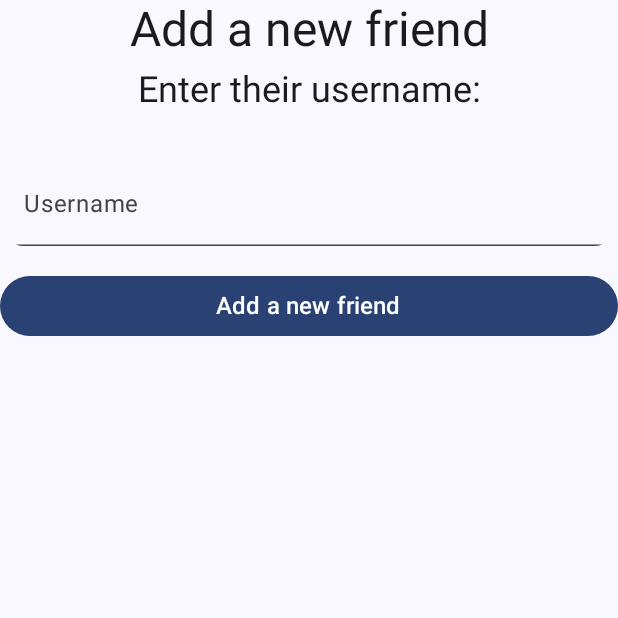
After one commit to lanjingli/Time2Gather, an Android app built with Jetpack Compose: the composable FriendRegisterScreen shown on its own in the app's theme, on a phone screen of 412 x 824 dp, the top half of it. The commit adds this screen. Run offline under Robolectric (Android 15) with nearby library versions, the phone set to English and light mode, and no system bars.

Commit message:
added simple friend registration screen

```diff
--- /dev/null
+++ b/app/src/main/java/com/example/ece_452_project/ui/FriendRegisterScreen.kt
@@ -0,0 +1,85 @@
+package com.example.ece_452_project.ui
+
+import androidx.compose.foundation.layout.Arrangement
+import androidx.compose.foundation.layout.Column
+import androidx.compose.foundation.layout.Spacer
+import androidx.compose.foundation.layout.fillMaxSize
+import androidx.compose.foundation.layout.fillMaxWidth
+import androidx.compose.foundation.layout.height
+import androidx.compose.foundation.layout.padding
+import androidx.compose.foundation.text.KeyboardOptions
+import androidx.compose.material3.Button
+import androidx.compose.material3.ExperimentalMaterial3Api
+import androidx.compose.material3.MaterialTheme
+import androidx.compose.material3.Text
+import androidx.compose.material3.TextField
+import androidx.compose.material3.TextFieldDefaults
+import androidx.compose.runtime.Composable
+import androidx.compose.ui.Alignment
+import androidx.compose.ui.Modifier
+import androidx.compose.ui.res.stringResource
+import androidx.compose.ui.text.input.KeyboardType
+import androidx.compose.ui.text.input.PasswordVisualTransformation
+import androidx.compose.ui.tooling.preview.Preview
+import androidx.compose.ui.unit.dp
+import androidx.compose.ui.unit.sp
+import com.example.ece_452_project.R
+
+/**
+ * Composable for adding a new friend
+ */
+@OptIn(ExperimentalMaterial3Api::class)
+@Composable
+fun FriendRegisterScreen(
+    modifier: Modifier = Modifier,
+    usernameText: String = "",
+    onUsernameChange: (String) -> Unit,
+    onSignupButtonClicked: () -> Unit
+) {
+    Column(
+        modifier = modifier,
+        verticalArrangement = Arrangement.Center,
+        horizontalAlignment = Alignment.CenterHorizontally
+    ) {
+        Text(
+            text = stringResource(R.string.add_new_friend),
+            style = MaterialTheme.typography.headlineLarge
+        )
+        Spacer(modifier = Modifier.height(4.dp))
+        Text(
+            text = stringResource(R.string.enter_their_username),
+            style = MaterialTheme.typography.headlineSmall
+        )
+        Spacer(modifier = Modifier.height(32.dp))
+        TextField(
+            value = usernameText,
+            onValueChange = onUsernameChange,
+            singleLine = true,
+            shape = MaterialTheme.shapes.large,
+            modifier = Modifier.fillMaxWidth(),
+            colors = TextFieldDefaults.textFieldColors(containerColor = MaterialTheme.colorScheme.surface),
+            label = { Text(stringResource(R.string.username)) }
+        )
+        Spacer(modifier = Modifier.height(16.dp))
+        Button(
+            modifier = Modifier.fillMaxWidth(),
+            onClick = onSignupButtonClicked
+        ) {
+            Text(
+                text = stringResource(R.string.add_new_friend),
+                fontSize = 16.sp
+            )
+        }
+    }
+}
+
+@Preview(showBackground = true)
+@Composable
+fun FriendRegisterPreview(){
+    FriendRegisterScreen(modifier = Modifier
+        .fillMaxSize()
+        .padding(16.dp),
+        onUsernameChange = {new: String -> Unit },
+        onSignupButtonClicked = { }
+    )
+}
--- a/app/src/main/res/values/strings.xml
+++ b/app/src/main/res/values/strings.xml
@@ -49,4 +49,6 @@
     <string name="personalListTEMP">personalListTEMP</string>
     <string name="sharedListTEMP">sharedListTEMP</string>
     <string name="no_shared_events">No Shared Events</string>
+    <string name="add_new_friend">Add a new friend</string>
+    <string name="enter_their_username">Enter their username:</string>
 </resources>
```
